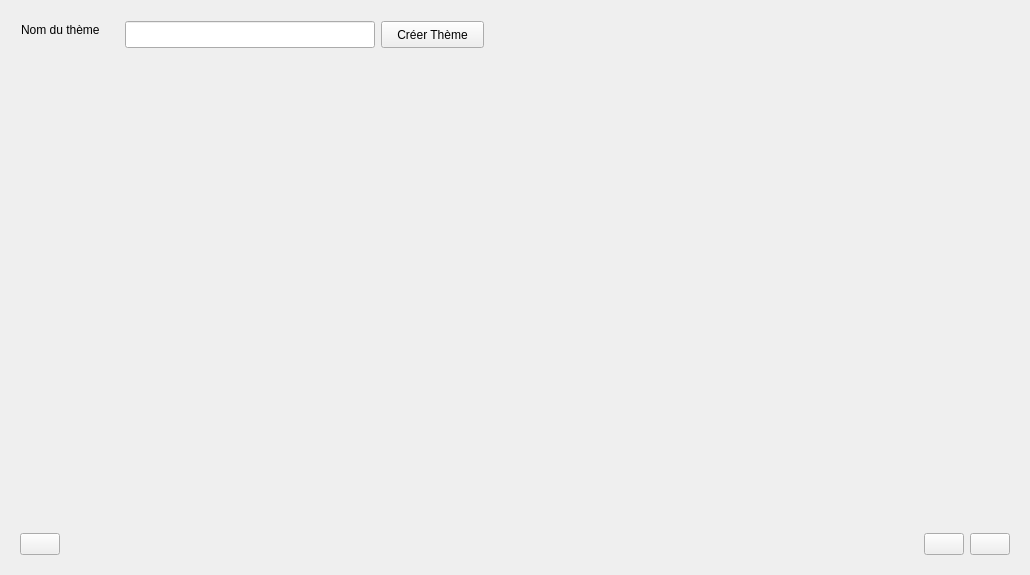
Txikilinux/leterrier-mulot, file editeur.ui: the form before one commit.
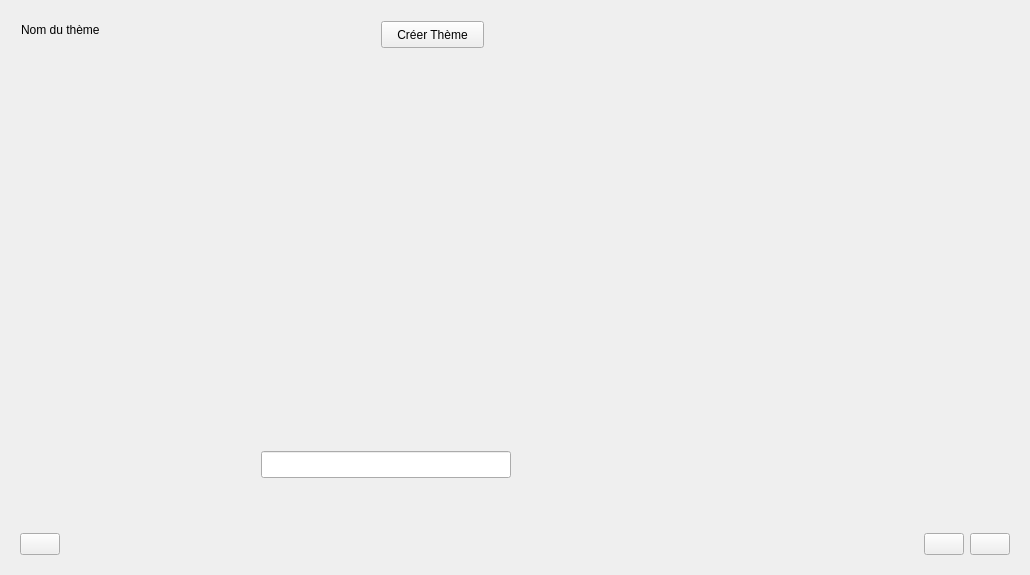
The form after the commit. The open tabs and pages were chosen to show the change. Icons and pictures are not drawn. Custom widgets are drawn as their Qt base class.

The edit to the form file:
```diff
--- a/editeur.ui
+++ b/editeur.ui
@@ -774,8 +774,8 @@
       <widget class="QLineEdit" name="lineEditNomTheme">
        <property name="geometry">
         <rect>
-         <x>114</x>
-         <y>10</y>
+         <x>250</x>
+         <y>440</y>
          <width>250</width>
          <height>27</height>
         </rect>
```
Left out of the diff: 6 changed lines with no effect on the pictures.
